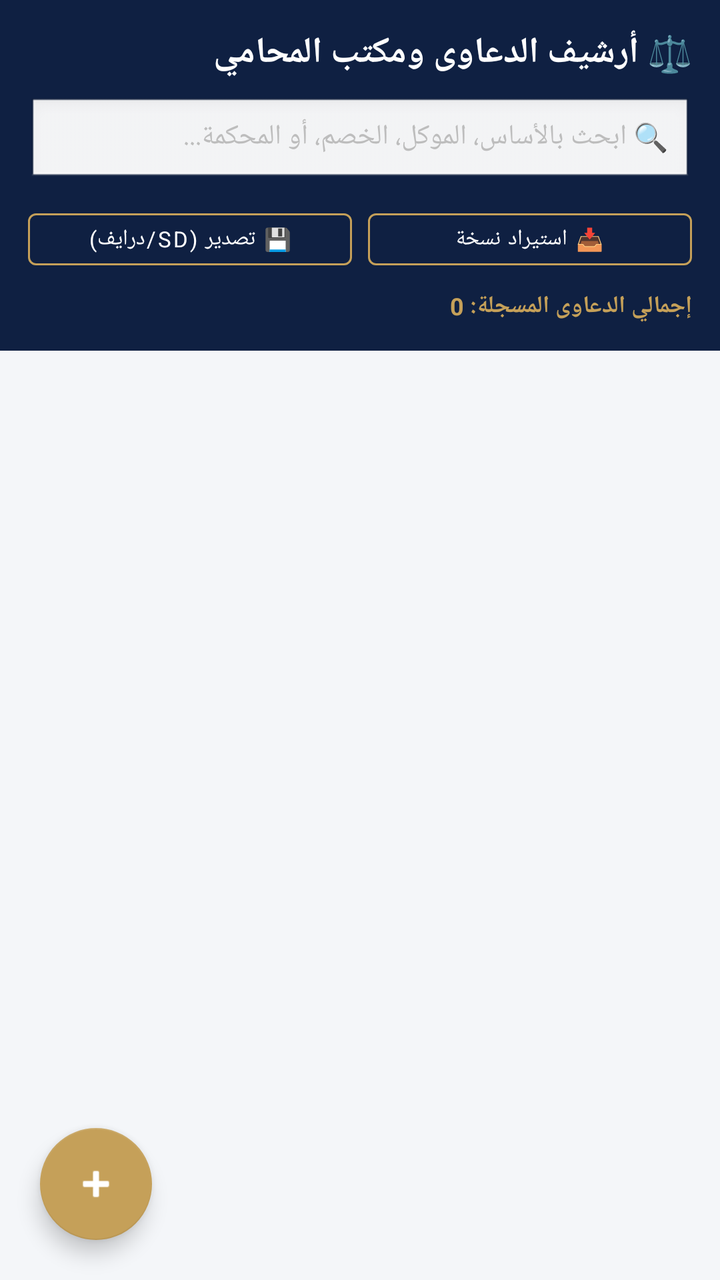
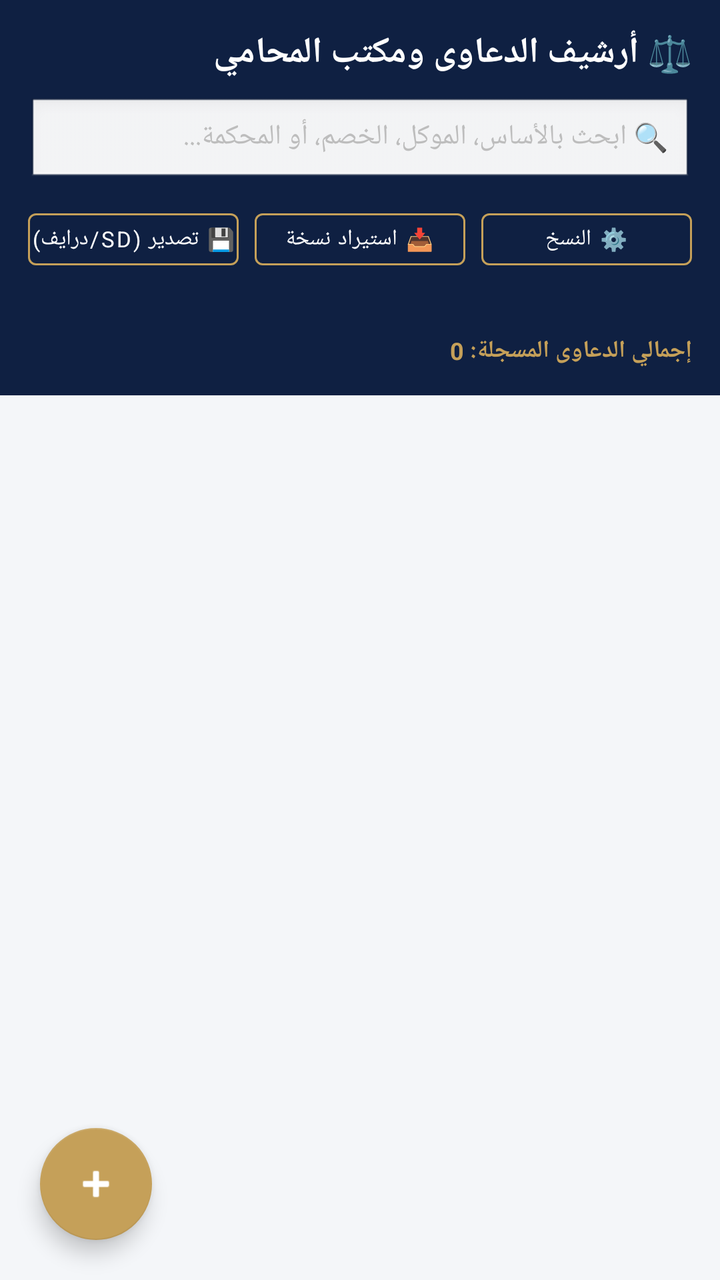

The first picture is an Android layout as it rendered before a commit; the second is the same layout after the commit. The layout source and the unified diff follow.
<!-- AndroidManifest.xml: application theme Theme.AlMustashar -->
<!-- res/layout/activity_cases.xml -->
<?xml version="1.0" encoding="utf-8"?>
<androidx.coordinatorlayout.widget.CoordinatorLayout
    xmlns:android="http://schemas.android.com/apk/res/android"
    xmlns:app="http://schemas.android.com/apk/res-auto"
    android:layout_width="match_parent"
    android:layout_height="match_parent"
    android:background="#F4F6F9">

    <LinearLayout
        android:layout_width="match_parent"
        android:layout_height="match_parent"
        android:orientation="vertical">

        
        <LinearLayout
            android:layout_width="match_parent"
            android:layout_height="wrap_content"
            android:orientation="vertical"
            android:background="#0F2042"
            android:padding="14dp">

            <TextView
                android:layout_width="match_parent"
                android:layout_height="wrap_content"
                android:text="⚖️ أرشيف الدعاوى ومكتب المحامي"
                android:textColor="#FFFFFF"
                android:textSize="18sp"
                android:textStyle="bold"
                android:gravity="right" />

            <EditText
                android:id="@+id/etSearchCases"
                android:layout_width="match_parent"
                android:layout_height="44dp"
                android:layout_marginTop="10dp"
                android:background="@android:drawable/edit_text"
                android:hint="🔍 ابحث بالأساس، الموكل، الخصم، أو المحكمة..."
                android:textSize="14sp"
                android:paddingStart="12dp"
                android:paddingEnd="12dp"
                android:textColor="#0F2042"
                android:gravity="right|center_vertical" />

            
            <LinearLayout
                android:layout_width="match_parent"
                android:layout_height="wrap_content"
                android:orientation="horizontal"
                android:layout_marginTop="8dp">

                <Button
                    android:id="@+id/btnExportBackup"
                    style="@style/Widget.MaterialComponents.Button.OutlinedButton"
                    android:layout_width="0dp"
                    android:layout_height="38dp"
                    android:layout_weight="1"
                    android:text="💾 تصدير (SD/درايف)"
                    android:textColor="#FFFFFF"
                    android:textSize="11sp"
                    android:padding="0dp"
                    app:strokeColor="#C5A059" />

                <Button
                    android:id="@+id/btnImportBackup"
                    style="@style/Widget.MaterialComponents.Button.OutlinedButton"
                    android:layout_width="0dp"
                    android:layout_height="38dp"
                    android:layout_weight="1"
                    android:layout_marginStart="8dp"
                    android:text="📥 استيراد نسخة"
                    android:textColor="#FFFFFF"
                    android:textSize="11sp"
                    android:padding="0dp"
                    app:strokeColor="#C5A059" />
            </LinearLayout>

            <TextView
                android:id="@+id/tvCasesCount"
                android:layout_width="match_parent"
                android:layout_height="wrap_content"
                android:layout_marginTop="6dp"
                android:text="إجمالي الدعاوى المسجلة: 0"
                android:textColor="#C5A059"
                android:textSize="12sp"
                android:textStyle="bold"
                android:gravity="right" />
        </LinearLayout>

        
        <TextView
            android:id="@+id/tvEmpty"
            android:layout_width="match_parent"
            android:layout_height="match_parent"
            android:gravity="center"
            android:text="لا توجد دعاوى مسجلة حتى الآن.
اضغط (+) لإضافة دعوى جديدة."
            android:textColor="#9E9E9E"
            android:textSize="16sp"
            android:visibility="gone" />

        
        <androidx.recyclerview.widget.RecyclerView
            android:id="@+id/recyclerCases"
            android:layout_width="match_parent"
            android:layout_height="match_parent"
            android:paddingTop="6dp"
            android:paddingBottom="80dp"
            android:clipToPadding="false" />

    </LinearLayout>

    <com.google.android.material.floatingactionbutton.FloatingActionButton
        android:id="@+id/fabAdd"
        android:layout_width="wrap_content"
        android:layout_height="wrap_content"
        android:layout_gravity="bottom|start"
        android:layout_margin="20dp"
        app:backgroundTint="#C5A059"
        app:tint="#FFFFFF"
        android:contentDescription="إضافة دعوى جديدة"
        app:srcCompat="@android:drawable/ic_input_add" />

</androidx.coordinatorlayout.widget.CoordinatorLayout>
<!-- resources referenced by this layout -->
<resources>
  <style name="Theme.AlMustashar" parent="Theme.MaterialComponents.DayNight.NoActionBar">
          
          <item name="colorPrimary">@color/primary</item>
          <item name="colorPrimaryVariant">@color/primary_dark</item>
          <item name="colorOnPrimary">@color/text_on_primary</item>
  
          
          <item name="colorSecondary">@color/accent</item>
          <item name="colorSecondaryVariant">@color/accent_dark</item>
          <item name="colorOnSecondary">@color/text_primary</item>
  
          
          <item name="android:colorBackground">@color/background</item>
          <item name="colorSurface">@color/surface</item>
          <item name="colorOnSurface">@color/text_primary</item>
  
          
          <item name="colorError">@color/error</item>
          <item name="colorOnError">@color/text_on_primary</item>
  
          
          <item name="android:statusBarColor">@color/primary_dark</item>
          <item name="android:windowLightStatusBar">false</item>
  
          
          <item name="android:navigationBarColor">@color/primary_dark</item>
  
          
          <item name="android:textColorPrimary">@color/text_primary</item>
          <item name="android:textColorSecondary">@color/text_secondary</item>
          <item name="android:textColorHint">@color/text_hint</item>
  
          
          <item name="android:fontFamily">sans-serif</item>
          <item name="fontFamily">sans-serif</item>
      </style>
  <color name="primary">#1A237E</color>
  <color name="primary_dark">#0D1442</color>
  <color name="text_on_primary">#FFFFFF</color>
  <color name="accent">#FFB800</color>
  <color name="accent_dark">#C68A00</color>
  <color name="text_primary">#212121</color>
  <color name="background">#F5F5F5</color>
  <color name="surface">#FFFFFF</color>
  <color name="error">#F44336</color>
  <color name="text_secondary">#757575</color>
  <color name="text_hint">#BDBDBD</color>
</resources>

<!-- the commit's change to res/layout/activity_cases.xml (unified diff, before → after) -->
@@ -72,7 +72,30 @@
                     android:textSize="11sp"
                     android:padding="0dp"
                     app:strokeColor="#C5A059" />
+
+                <Button
+                    android:id="@+id/btnBackupSettings"
+                    style="@style/Widget.MaterialComponents.Button.OutlinedButton"
+                    android:layout_width="0dp"
+                    android:layout_height="38dp"
+                    android:layout_weight="1"
+                    android:layout_marginStart="8dp"
+                    android:text="⚙️ النسخ"
+                    android:textColor="#FFFFFF"
+                    android:textSize="11sp"
+                    android:padding="0dp"
+                    app:strokeColor="#C5A059" />
             </LinearLayout>
+
+            <TextView
+                android:id="@+id/tvCasesStats"
+                android:layout_width="match_parent"
+                android:layout_height="wrap_content"
+                android:layout_marginTop="6dp"
+                android:text=""
+                android:textColor="#FFFFFF"
+                android:textSize="12sp"
+                android:gravity="right" />
 
             <TextView
                 android:id="@+id/tvCasesCount"
